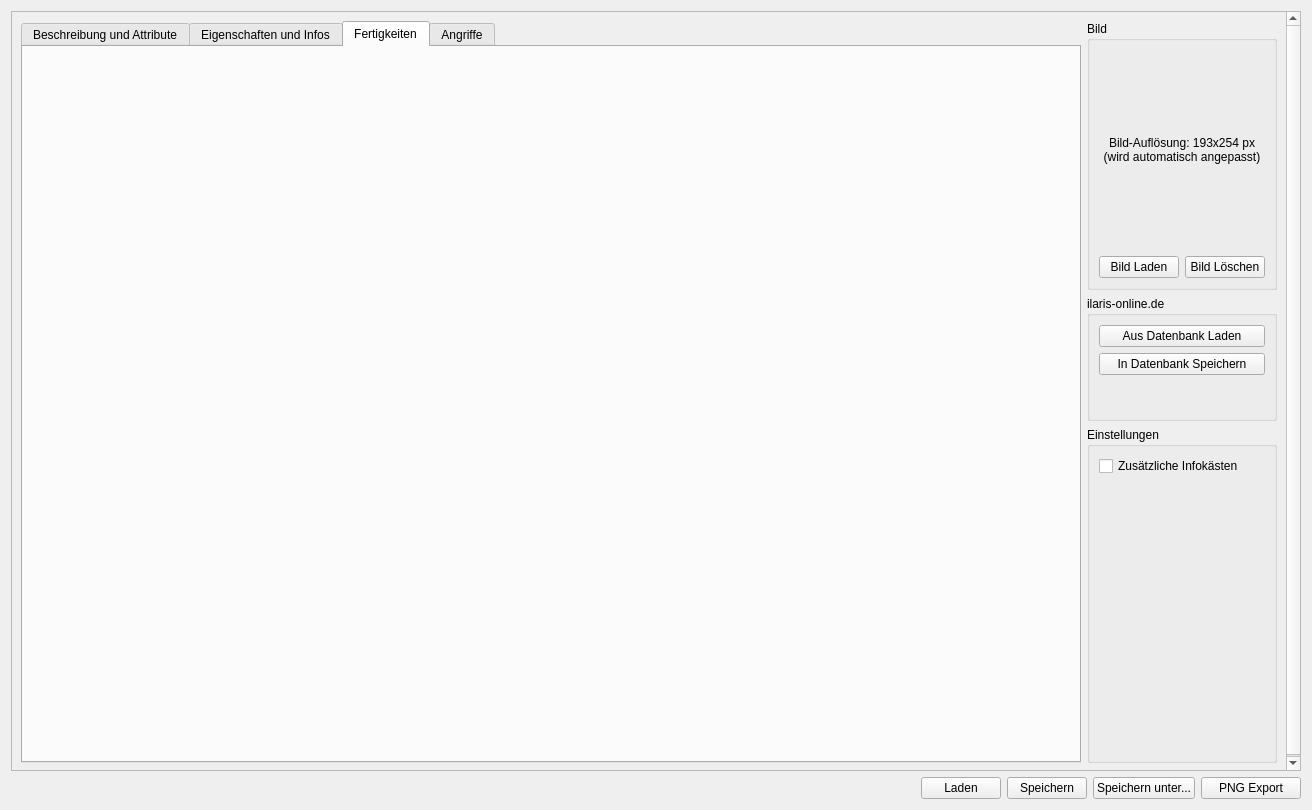
brzGatsu/SephrastoPlugins, file Kreaturen/UI/KreaturMain.ui: the form before one commit.
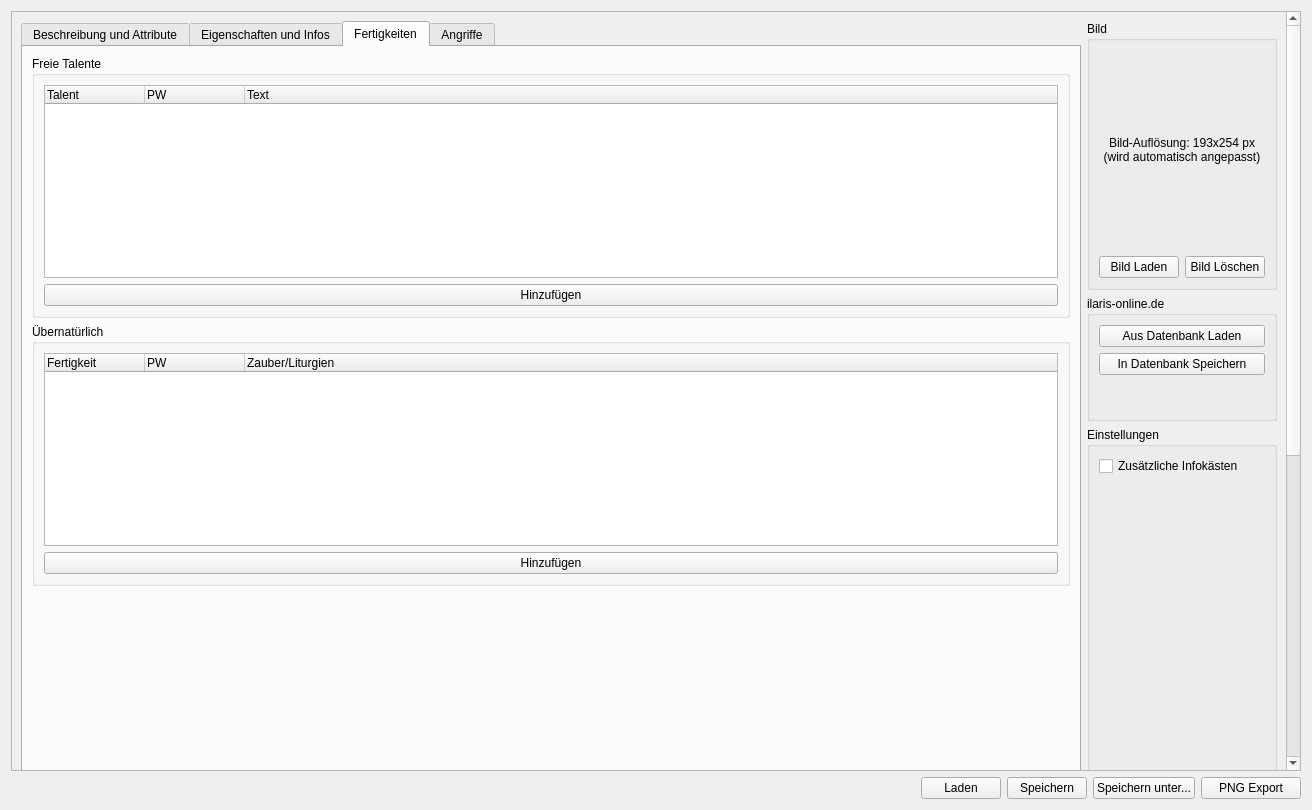
The form after the commit. The open tabs and pages were chosen to show the change.

```diff
--- a/Kreaturen/UI/KreaturMain.ui
+++ b/Kreaturen/UI/KreaturMain.ui
@@ -36,8 +36,8 @@
        <rect>
         <x>0</x>
         <y>0</y>
-        <width>1292</width>
-        <height>759</height>
+        <width>1275</width>
+        <height>1277</height>
        </rect>
       </property>
       <layout class="QGridLayout" name="gridLayout_4">
@@ -1064,6 +1064,76 @@
            <string>Fertigkeiten</string>
           </attribute>
           <layout class="QVBoxLayout" name="verticalLayout_2">
+           <item>
+            <widget class="QGroupBox" name="groupBox_8">
+             <property name="title">
+              <string>Freie Talente</string>
+             </property>
+             <layout class="QGridLayout" name="gridLayout_8">
+              <item row="0" column="0">
+               <widget class="QTreeWidget" name="treeTalente">
+                <column>
+                 <property name="text">
+                  <string>Talent</string>
+                 </property>
+                </column>
+                <column>
+                 <property name="text">
+                  <string>PW</string>
+                 </property>
+                </column>
+                <column>
+                 <property name="text">
+                  <string>Text</string>
+                 </property>
+                </column>
+               </widget>
+              </item>
+              <item row="1" column="0">
+               <widget class="QPushButton" name="btnAddTalent">
+                <property name="text">
+                 <string>Hinzufügen</string>
+                </property>
+               </widget>
+              </item>
+             </layout>
+            </widget>
+           </item>
+           <item>
+            <widget class="QGroupBox" name="groupBox_9">
+             <property name="title">
+              <string>Übernatürlich</string>
+             </property>
+             <layout class="QGridLayout" name="gridLayout_10">
+              <item row="0" column="0">
+               <widget class="QTreeWidget" name="treeZauberfertigkeiten">
+                <column>
+                 <property name="text">
+                  <string>Fertigkeit</string>
+                 </property>
+                </column>
+                <column>
+                 <property name="text">
+                  <string>PW</string>
+                 </property>
+                </column>
+                <column>
+                 <property name="text">
+                  <string>Zauber/Liturgien</string>
+                 </property>
+                </column>
+               </widget>
+              </item>
+              <item row="1" column="0">
+               <widget class="QPushButton" name="btnAddZauberfertigkeit">
+                <property name="text">
+                 <string>Hinzufügen</string>
+                </property>
+               </widget>
+              </item>
+             </layout>
+            </widget>
+           </item>
            <item>
             <spacer name="verticalSpacer_5">
              <property name="orientation">
```
Left out of the diff: 17 changed lines with no effect on the pictures.
